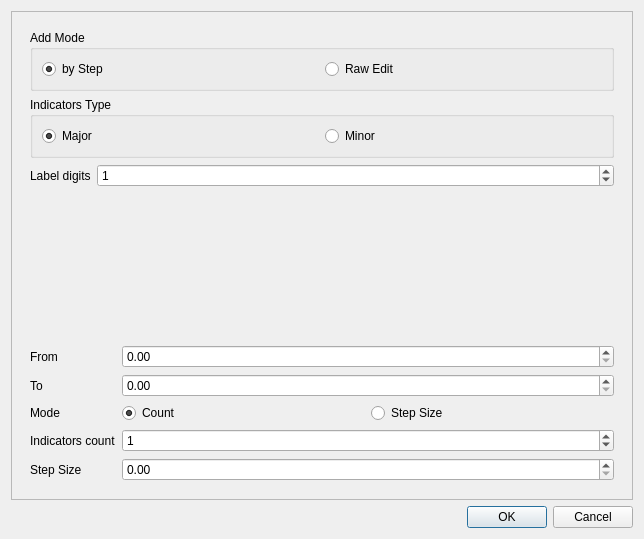
Above: Widgets/addliindicatorsdialog.ui from Mattia-Sacchi/A3D before the change. Below: the same form after it.
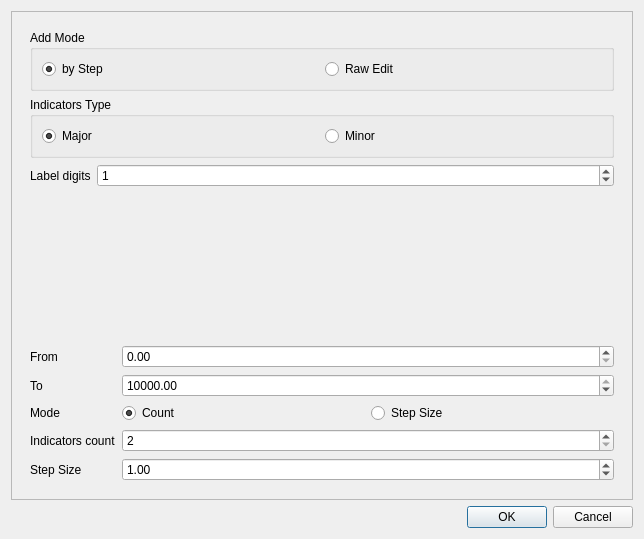
That is the form after the change. Custom widgets are drawn as their Qt base class.

Diff of the .ui file:
```diff
--- a/Widgets/addliindicatorsdialog.ui
+++ b/Widgets/addliindicatorsdialog.ui
@@ -162,7 +162,14 @@
            </widget>
           </item>
           <item row="1" column="1">
-           <widget class="QDoubleSpinBox" name="toDoubleSpinBox"/>
+           <widget class="QDoubleSpinBox" name="toDoubleSpinBox">
+            <property name="maximum">
+             <double>10000.000000000000000</double>
+            </property>
+            <property name="value">
+             <double>10000.000000000000000</double>
+            </property>
+           </widget>
           </item>
           <item row="2" column="0">
            <widget class="QLabel" name="modeLabel">
@@ -204,8 +211,11 @@
           </item>
           <item row="4" column="1">
            <widget class="QSpinBox" name="countSpinBox">
+            <property name="minimum">
+             <number>2</number>
+            </property>
             <property name="value">
-             <number>1</number>
+             <number>2</number>
             </property>
            </widget>
           </item>
@@ -217,7 +227,11 @@
            </widget>
           </item>
           <item row="5" column="1">
-           <widget class="QDoubleSpinBox" name="stepSizeDoubleSpinBox"/>
+           <widget class="QDoubleSpinBox" name="stepSizeDoubleSpinBox">
+            <property name="value">
+             <double>1.000000000000000</double>
+            </property>
+           </widget>
           </item>
          </layout>
         </widget>
```
